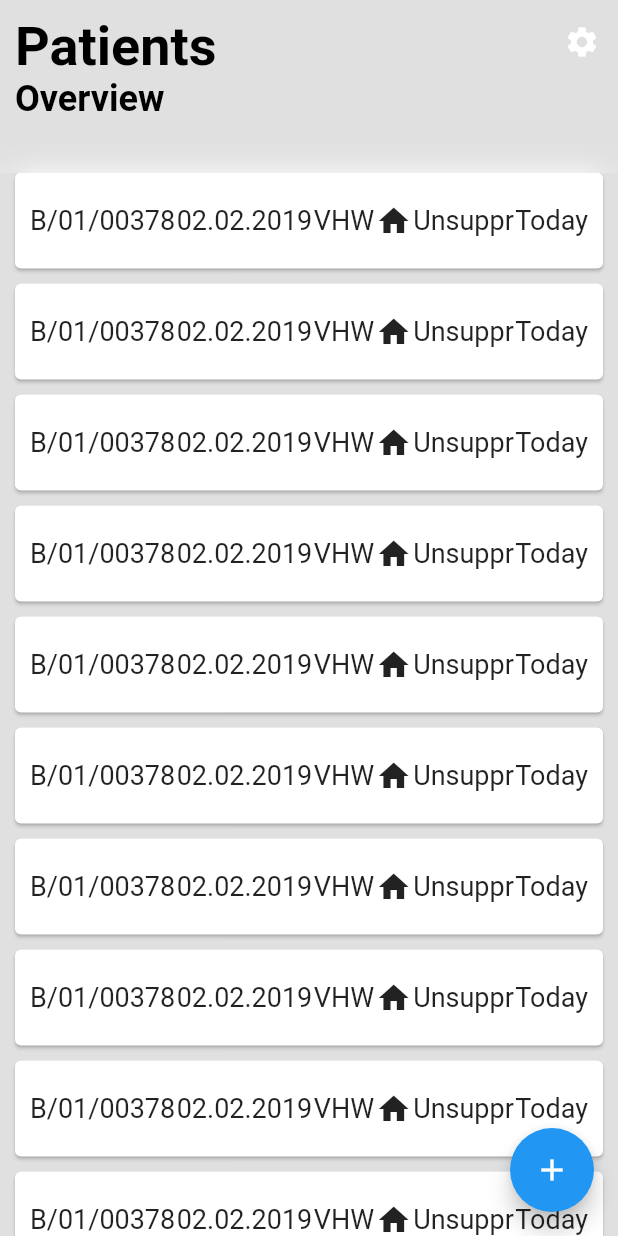
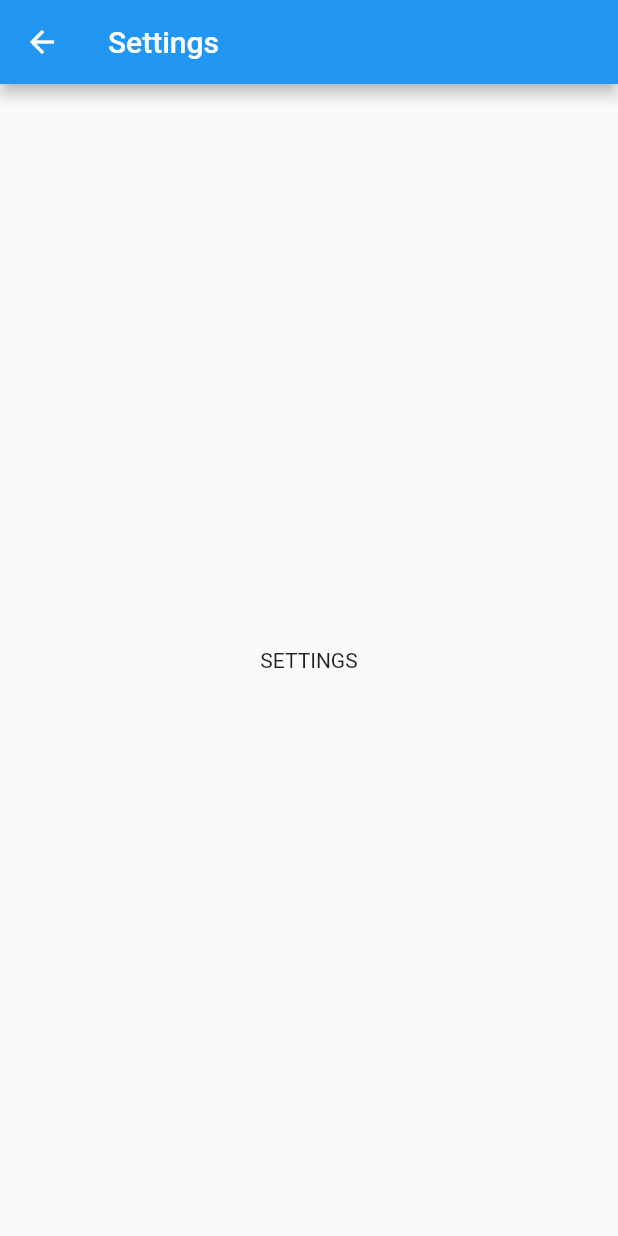
Before and after one commit to chrisly-bear/PEBRApp, a Flutter app: the screen it shows after launch, after a tap on the "settings" icon, on a phone screen of 412 x 824 dp. Run offline on Flutter 3.47's test engine with Material 2 defaults, Android fonts, the phone set to English and light mode, and no system bars.

Commit message:
Display settings page when clicking the settings icon.

```diff
--- a/lib/main.dart
+++ b/lib/main.dart
@@ -1,29 +1,26 @@
 import 'package:flutter/material.dart';
 import 'dart:ui';
 
-void main() => runApp(MyApp());
+void main() => runApp(PEBRApp());
 
-class MyApp extends StatelessWidget {
+class PEBRApp extends StatelessWidget {
   @override
   Widget build(BuildContext context) {
-    return PEBRApp();
+    return MaterialApp(
+        title: 'PEBRApp', theme: ThemeData.light(), home: PEBRAppHome());
   }
 }
 
-class PEBRApp extends StatelessWidget {
+class PEBRAppHome extends StatefulWidget {
+  @override
+  PEBRAppHomeState createState() => new PEBRAppHomeState();
+}
 
+class PEBRAppHomeState extends State<PEBRAppHome> {
   final _appBarHeight = 115.0;
 
   @override
   Widget build(BuildContext context) {
-    return MaterialApp(
-      title: 'PEBRApp',
-      theme: ThemeData.light(),
-      home: _home(context),
-    );
-  }
-
-  _home(BuildContext context) {
     return Scaffold(
         backgroundColor: Color.fromARGB(255, 224, 224, 224),
         floatingActionButton: FloatingActionButton(
@@ -59,9 +56,25 @@ class PEBRApp extends StatelessWidget {
       actions: <Widget>[
         IconButton(
           icon: Icon(Icons.settings),
-          onPressed: () {},
+          onPressed: _pushSaved,
         )
       ],
+    );
+  }
+
+  void _pushSaved() {
+    Navigator.of(context).push(
+      new MaterialPageRoute<void>(
+        builder: (BuildContext context) {
+          return new Scaffold(
+              appBar: new AppBar(
+                title: const Text('Settings'),
+              ),
+              body: Center(
+                child: Text('SETTINGS'),
+              ));
+        },
+      ),
     );
   }
 
```
